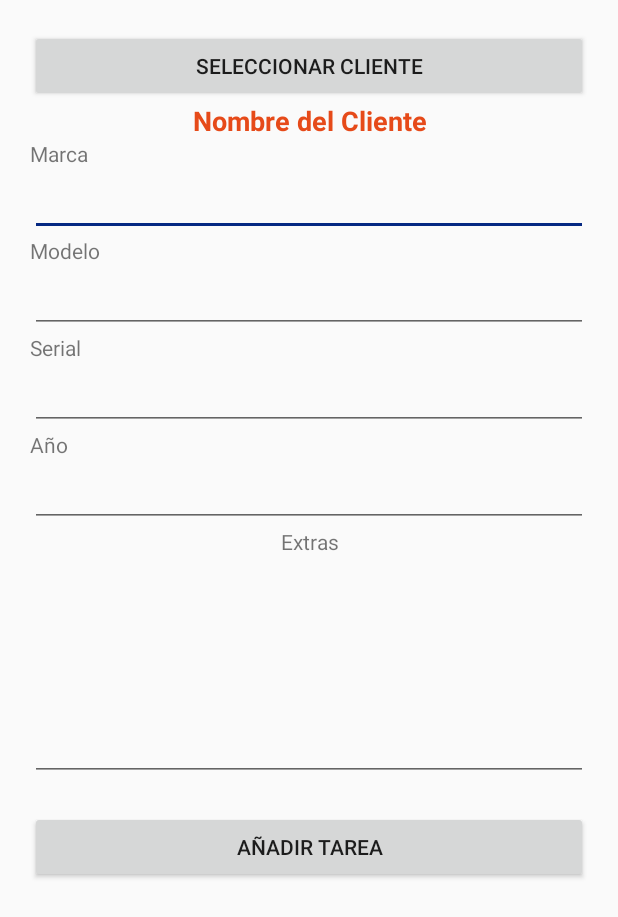
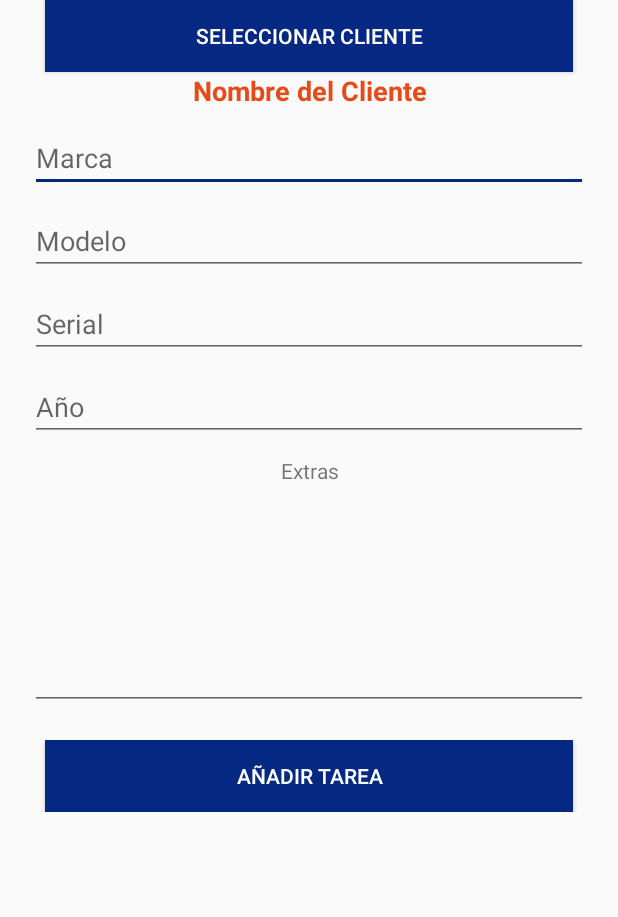
Before and after one commit to FelipeMercado/pbs, an Android app: the layout activity_ver_folio.xml on its own in the app's theme, with its tools: preview values and no code run, on a phone screen of 412 x 824 dp. Shown: the top 917 px of the screen. Run offline under Robolectric (Android 15) with nearby library versions, the phone set to English and light mode, and no system bars.

```diff
--- a/app/src/main/AndroidManifest.xml
+++ b/app/src/main/AndroidManifest.xml
@@ -6,6 +6,7 @@
     <uses-permission android:name="android.permission.ACCESS_NETWORK_STATE"/>
     <uses-permission android:name="android.permission.WRITE_EXTERNAL_STORAGE"/>
     <uses-permission android:name="android.permission.READ_EXTERNAL_STORAGE"/>
+    <uses-permission android:name="android.permission.CAMERA" />
 
     <application
             android:allowBackup="true"
--- a/app/src/main/java/com/pbs/PBshop/Activities/Menu.kt
+++ b/app/src/main/java/com/pbs/PBshop/Activities/Menu.kt
@@ -6,6 +6,7 @@ import android.content.Intent
 import android.os.Build
 import android.support.v7.app.AppCompatActivity
 import android.os.Bundle
+import android.util.Log
 import android.widget.Toast
 import com.google.firebase.messaging.FirebaseMessaging
 import com.pbs.PBshop.Activities.Clientes.ListaClientes
@@ -34,7 +35,7 @@ class Menu : AppCompatActivity() {
                 if (!task.isSuccessful) {
                     msg = "Failed"
                 }
-                Toast.makeText(baseContext, msg, Toast.LENGTH_SHORT).show()
+                Log.d("Firebase instance",msg)
             }
 
 
--- a/app/src/main/res/layout/activity_ver_folio.xml
+++ b/app/src/main/res/layout/activity_ver_folio.xml
@@ -6,80 +6,94 @@
         android:layout_width="match_parent"
         android:layout_height="match_parent"
         android:orientation="vertical"
-        android:padding="20dp"
-
-        tools:context="com.pbs.PBshop.Activities.Folios.verFolio" android:id="@+id/ws">
-
+        tools:context="com.pbs.PBshop.Activities.Folios.verFolio"
+        android:id="@+id/ws">
 
     <ScrollView
             android:layout_width="match_parent"
             android:layout_height="match_parent">
-        <LinearLayout android:layout_width="match_parent" android:layout_height="wrap_content"
-                      android:orientation="vertical">
+
+        <LinearLayout
+                android:layout_width="match_parent"
+                android:layout_height="wrap_content"
+                android:orientation="vertical">
             <Button
                     android:text="Seleccionar cliente"
                     android:layout_width="match_parent"
-                    android:layout_height="wrap_content" android:id="@+id/seleccionCliente"/>
+                    android:layout_height="wrap_content"
+                    android:background="@color/colorAccent"
+                    android:textColor="@color/white"
+                    android:layout_marginLeft="30dp"
+                    android:layout_marginRight="30dp"
+                    android:id="@+id/seleccionCliente"/>
             <TextView
                     android:text="Nombre del Cliente"
                     android:layout_width="match_parent"
-                    android:layout_height="wrap_content" android:id="@+id/sa" android:gravity="center"
-                    android:textSize="18sp" android:textStyle="bold" android:textColor="@color/colorPrimaryDark"/>
+                    android:layout_height="wrap_content"
+                    android:id="@+id/sa"
+                    android:gravity="center"
+                    android:textSize="18sp"
+                    android:textStyle="bold"
+                    android:textColor="@color/colorPrimaryDark"/>
             <LinearLayout
                     android:orientation="vertical"
                     android:layout_width="match_parent"
                     android:layout_height="wrap_content">
 
-                <TextView
-                        android:text="Marca"
+                <EditText
                         android:layout_width="match_parent"
-                        android:layout_height="wrap_content" />
+                        android:layout_height="wrap_content"
+                        android:inputType="textPersonName"
+                        android:hint="Marca"
+                        android:layout_marginTop="10dp"
+                        android:layout_marginLeft="20dp"
+                        android:layout_marginRight="20dp"
+                        android:text=""
+                        android:ems="10"
+                        android:id="@+id/marca"/>
+                <EditText
+                        android:layout_width="match_parent"
+                        android:layout_height="wrap_content"
+                        android:inputType="textPersonName"
+                        android:hint="Modelo"
+                        android:layout_marginTop="10dp"
+                        android:layout_marginLeft="20dp"
+                        android:layout_marginRight="20dp"
+                         android:ems="10"
+                        android:id="@+id/modelo"/>
                 <EditText
                         android:layout_width="match_parent"
                         android:layout_height="wrap_content"
                         android:inputType="textPersonName"
                         android:text=""
-                        android:ems="10"
-                        android:id="@+id/marca"/>
-                <TextView
-                        android:text="Modelo"
-                        android:layout_width="match_parent"
-                        android:layout_height="wrap_content"  />
-                <EditText
-                        android:layout_width="match_parent"
-                        android:layout_height="wrap_content"
-                        android:inputType="textPersonName"
-                         android:ems="10"
-                        android:id="@+id/modelo"/>
-                <TextView
-                        android:text="Serial"
-                        android:layout_width="match_parent"
-                        android:layout_height="wrap_content" android:id="@+id/textView8"/>
-                <EditText
-                        android:layout_width="match_parent"
-                        android:layout_height="wrap_content"
-                        android:inputType="textPersonName"
-                        android:text=""
+                        android:layout_marginTop="10dp"
+                        android:layout_marginLeft="20dp"
+                        android:layout_marginRight="20dp"
+                        android:hint="Serial"
                         android:ems="10"
                         android:id="@+id/serial"/>
-                <TextView
-                        android:text="Año"
-                        android:layout_width="match_parent"
-                        android:layout_height="wrap_content" android:id="@+id/textView9"/>
                 <EditText
                         android:layout_width="match_parent"
                         android:layout_height="wrap_content"
                         android:inputType="number"
                         android:text=""
+                        android:hint="Año"
+                        android:layout_marginTop="10dp"
+                        android:layout_marginLeft="20dp"
+                        android:layout_marginRight="20dp"
                         android:ems="10"
                         android:id="@+id/año"/>
                 <TextView
                         android:text="Extras"
+                        android:layout_marginTop="10dp"
                         android:layout_width="match_parent"
-                        android:layout_height="wrap_content" android:id="@+id/gravi" android:gravity="center"/>
+                        android:layout_height="wrap_content"
+                        android:id="@+id/gravi" android:gravity="center"/>
                 <EditText
                         android:layout_width="match_parent"
                         android:layout_height="150dp"
+                        android:layout_marginLeft="20dp"
+                        android:layout_marginRight="20dp"
                         android:inputType="textPersonName"
                         android:text=""
                         android:ems="400"
@@ -94,7 +108,13 @@
                     <Button
                             android:text="Añadir tarea"
                             android:layout_width="match_parent"
-                            android:layout_height="wrap_content" android:id="@+id/addTask"/>
+                            android:layout_height="wrap_content"
+                            android:layout_marginLeft="30dp"
+                            android:layout_marginRight="30dp"
+                            android:background="@color/colorAccent"
+                            android:textColor="@color/white"
+                            android:id="@+id/addTask"/>
+                    <!--<include layout="@layout/nueva_tarea"/>-->
                 </LinearLayout>
             </LinearLayout>
         </LinearLayout>
```
Also changed, not shown: app/src/main/java/com/pbs/PBshop/Activities/Folios/verFolio.kt (+86 -54 lines), app/src/main/java/com/pbs/PBshop/Servicios/ServicioNotificaciones.kt (+9 -3 lines), app/src/main/res/layout/nueva_tarea.xml (added, +74 -0 lines), app/src/main/res/raw/awsconfiguration.json (added, +26 -0 lines), app/src/main/res/drawable-hdpi/ic_collections_black_24dp.png (added), app/src/main/res/drawable-hdpi/ic_collections_grey_300_24dp.png (added), app/src/main/res/drawable-mdpi/ic_collections_black_24dp.png (added), app/src/main/res/drawable-mdpi/ic_collections_grey_300_24dp.png (added), app/src/main/res/drawable-xhdpi/ic_collections_black_24dp.png (added), app/src/main/res/drawable-xhdpi/ic_collections_grey_300_24dp.png (added), app/src/main/res/drawable-xxhdpi/ic_collections_black_24dp.png (added), app/src/main/res/drawable-xxhdpi/ic_collections_grey_300_24dp.png (added), app/src/main/res/drawable-xxxhdpi/ic_collections_black_24dp.png (added), app/src/main/res/drawable-xxxhdpi/ic_collections_grey_300_24dp.png (added), 352 other files.
